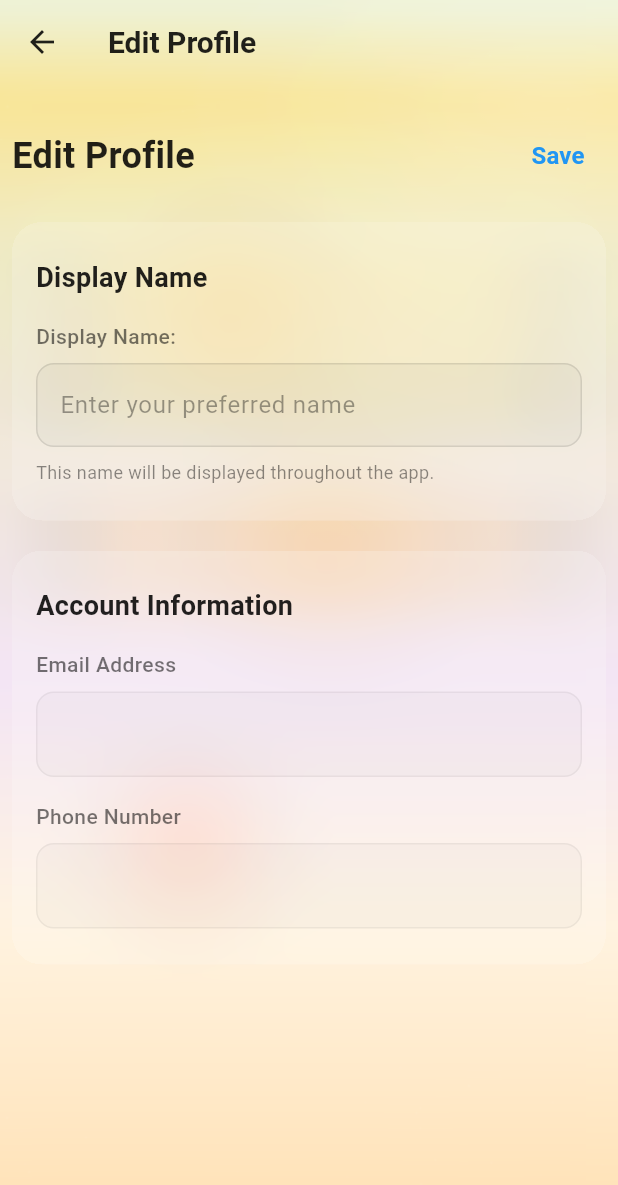
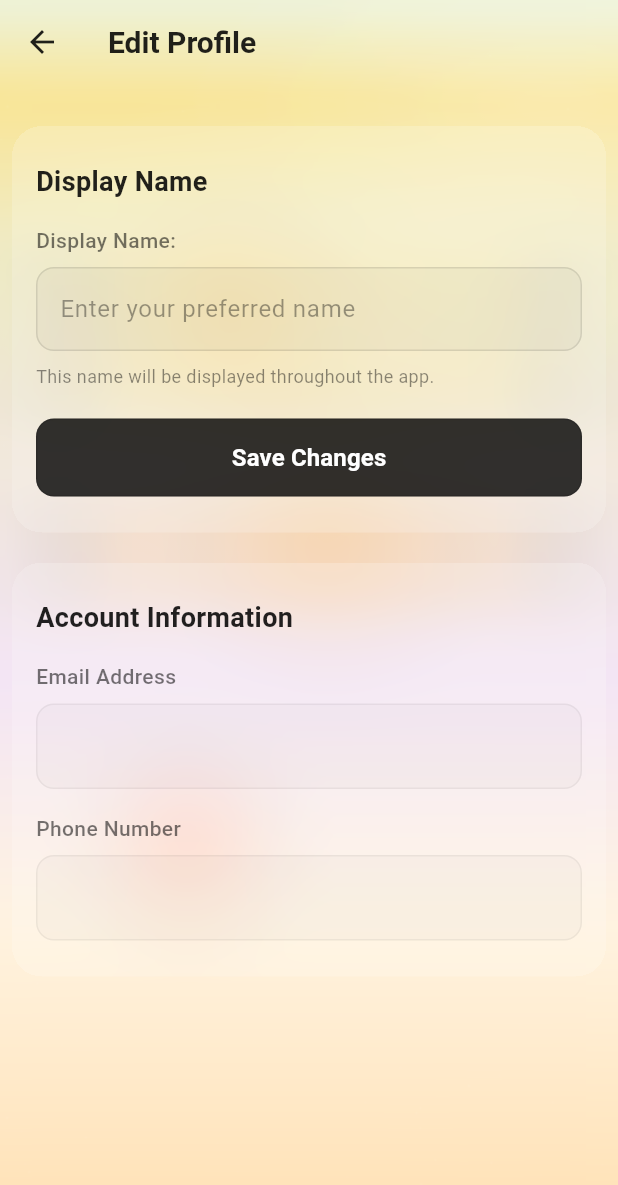
Before and after one commit to Nerdology-io/LumiFrame2, a Flutter app: the EditProfile screen opened by its route, on a phone screen of 412 x 824 dp. Shown: the top 1185 px of the screen. Run offline on Flutter 3.47's test engine with Material 3 defaults, Android fonts, the phone set to English and light mode, and no system bars; our stand-ins replace cached_network_image, cloud_firestore, firebase_auth, firebase_core, firebase_storage, get and 7 more; missing offline and left inert: flutter_facebook_auth, photo_manager, video_thumbnail; accounts and stored records are empty.

Commit message:
Moved the save button in the edit profile screen and made it follow the glassmorphism theme

```diff
--- a/lib/screens/profile/edit_profile.dart
+++ b/lib/screens/profile/edit_profile.dart
@@ -2,6 +2,7 @@ import 'package:flutter/material.dart';
 import 'package:get/get.dart';
 import '../../controllers/auth_controller.dart';
 import '../../theme/glassmorphism_settings_wrapper.dart';
+import '../../theme/buttons/glassmorphism_auth_input.dart';
 import '../../models/user.dart';
 import '../../widgets/nav_shell_background_wrapper.dart';
 
@@ -50,37 +51,7 @@ class _EditProfileState extends State<EditProfile> {
               key: _formKey,
               child: Column(
                 children: [
-                  // Header with title and save button
-                Padding(
-                  padding: const EdgeInsets.symmetric(horizontal: 8.0, vertical: 8.0),
-                  child: Row(
-                    mainAxisAlignment: MainAxisAlignment.spaceBetween,
-                    children: [
-                      Text(
-                        'Edit Profile',
-                        style: TextStyle(
-                          fontSize: 24,
-                          fontWeight: FontWeight.bold,
-                          color: isDark ? Colors.white : Colors.black87,
-                        ),
-                      ),
-                      TextButton(
-                        onPressed: _isLoading ? null : _saveProfile,
-                        child: Text(
-                          'Save',
-                          style: TextStyle(
-                            color: _isLoading
-                                ? Colors.grey
-                                : Theme.of(context).colorScheme.primary,
-                            fontWeight: FontWeight.w600,
-                            fontSize: 16,
-                          ),
-                        ),
-                      ),
-                    ],
-                  ),
-                ),
-                const SizedBox(height: 12),
+                  const SizedBox(height: 12),
 
                 // Display Name Section
                 GlassmorphismSettingsWrapper(
@@ -153,6 +124,15 @@ class _EditProfileState extends State<EditProfile> {
                           fontSize: 12,
                           color: isDark ? Colors.white54 : Colors.black45,
                         ),
+                      ),
+                      const SizedBox(height: 20),
+
+                      // Save Button
+                      GlassmorphismAuthButton(
+                        text: 'Save Changes',
+                        onPressed: _saveProfile,
+                        isLoading: _isLoading,
+                        margin: EdgeInsets.zero,
                       ),
                     ],
                   ),
```
Also changed, not shown: lib/screens/dashboard/components/settings_screen.dart (+24 -8 lines), lib/theme/glassmorphism_fullscreen_menu.dart (+23 -4 lines), lib/widgets/responsive_nav_shell.dart (+24 -8 lines).
